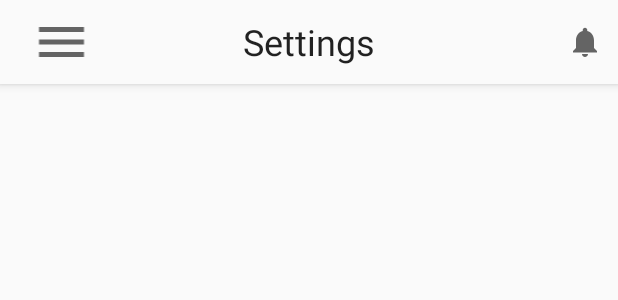
After one commit to definitelyme/iwatch, an Android app: the layout activity_settings.xml on its own in the app's theme, with its tools: preview values and no code run, on a phone screen of 412 x 824 dp. The commit adds this screen. Shown: the top 300 px of the screen. Run offline under Robolectric (Android 15) with nearby library versions, the phone set to English and light mode, and no system bars.

Commit message:
add activity and bar

```diff
--- a/app/src/main/AndroidManifest.xml
+++ b/app/src/main/AndroidManifest.xml
@@ -9,7 +9,7 @@
         android:roundIcon="@mipmap/ic_launcher_round"
         android:supportsRtl="true"
         android:theme="@style/AppTheme">
-
+        <activity android:name=".Settings"></activity>
         <activity
             android:name=".OnBoardingActivity"
             android:theme="@style/MaterialTheme">
@@ -19,11 +19,8 @@
                 <category android:name="android.intent.category.LAUNCHER" />
             </intent-filter>
         </activity>
-
         <activity android:name=".MainActivity" />
-
         <activity android:name=".LoginActivity" />
-
         <activity android:name=".SignUpActivity" />
     </application>
 
--- /dev/null
+++ b/app/src/main/java/org/health17/iwatch/Settings.kt
@@ -0,0 +1,11 @@
+package org.health17.iwatch
+
+import androidx.appcompat.app.AppCompatActivity
+import android.os.Bundle
+
+class Settings : AppCompatActivity() {
+    override fun onCreate(savedInstanceState: Bundle?) {
+        super.onCreate(savedInstanceState)
+        setContentView(R.layout.activity_settings)
+    }
+}
--- /dev/null
+++ b/app/src/main/res/drawable/bell.xml
@@ -0,0 +1,10 @@
+<vector xmlns:android="http://schemas.android.com/apk/res/android"
+    android:width="24dp"
+    android:height="24dp"
+    android:viewportWidth="24"
+    android:viewportHeight="24"
+    android:tint="?attr/colorControlNormal">
+  <path
+      android:fillColor="@android:color/white"
+      android:pathData="M12,22c1.1,0 2,-0.9 2,-2h-4c0,1.1 0.89,2 2,2zM18,16v-5c0,-3.07 -1.64,-5.64 -4.5,-6.32L13.5,4c0,-0.83 -0.67,-1.5 -1.5,-1.5s-1.5,0.67 -1.5,1.5v0.68C7.63,5.36 6,7.92 6,11v5l-2,2v1h16v-1l-2,-2z"/>
+</vector>
--- /dev/null
+++ b/app/src/main/res/drawable/menu_24.xml
@@ -0,0 +1,10 @@
+<vector xmlns:android="http://schemas.android.com/apk/res/android"
+    android:width="24dp"
+    android:height="24dp"
+    android:viewportWidth="24"
+    android:viewportHeight="24"
+    android:tint="?attr/colorControlNormal">
+  <path
+      android:fillColor="@android:color/white"
+      android:pathData="M3,18h18v-2L3,16v2zM3,13h18v-2L3,11v2zM3,6v2h18L21,6L3,6z"/>
+</vector>
--- /dev/null
+++ b/app/src/main/res/layout/activity_settings.xml
@@ -0,0 +1,56 @@
+<?xml version="1.0" encoding="utf-8"?>
+<androidx.constraintlayout.widget.ConstraintLayout xmlns:android="http://schemas.android.com/apk/res/android"
+    xmlns:app="http://schemas.android.com/apk/res-auto"
+    xmlns:tools="http://schemas.android.com/tools"
+    android:layout_width="match_parent"
+    android:layout_height="match_parent"
+    tools:context=".Settings">
+
+    <com.google.android.material.appbar.AppBarLayout
+        android:id="@+id/settingsToolbar"
+        android:layout_width="match_parent"
+        android:layout_height="wrap_content"
+        app:layout_constraintTop_toTopOf="parent"
+        app:layout_constraintLeft_toLeftOf="parent"
+        app:layout_constraintRight_toRightOf="parent"
+        android:background="?android:attr/windowBackground">
+
+        <com.google.android.material.appbar.MaterialToolbar
+            android:id="@+id/bar"
+            android:layout_width="match_parent"
+            android:layout_height="wrap_content"
+            android:background="?android:attr/windowBackground"
+          >
+
+            <LinearLayout
+                android:layout_width="wrap_content"
+                android:layout_height="wrap_content"
+                android:orientation="horizontal">
+
+                <ImageView
+                    android:layout_width="50dp"
+                    android:layout_height="40dp"
+                   android:src="@drawable/menu_24"
+                    />
+            </LinearLayout>
+            <TextView
+                style="@style/TextAppearance.MaterialComponents.Headline5"
+                android:layout_width="wrap_content"
+                android:layout_height="wrap_content"
+                android:text="Settings"
+                android:layout_gravity="center_horizontal"/>
+            <ImageView
+                android:layout_width="wrap_content"
+                android:layout_height="wrap_content"
+                android:src="@drawable/bell"
+                android:layout_gravity="right"
+                android:layout_marginRight="10dp"/>
+        </com.google.android.material.appbar.MaterialToolbar>
+
+        <FrameLayout
+            android:layout_width="match_parent"
+            android:layout_height="wrap_content"
+            android:background="?android:attr/windowBackground">
+        </FrameLayout>
+    </com.google.android.material.appbar.AppBarLayout>
+</androidx.constraintlayout.widget.ConstraintLayout>
--- a/build.gradle
+++ b/build.gradle
@@ -6,11 +6,8 @@ buildscript {
         jcenter()
     }
     dependencies {
-<<<<<<< HEAD
-        classpath 'com.android.tools.build:gradle:4.1.0'
-=======
+
         classpath 'com.android.tools.build:gradle:4.0.1'
->>>>>>> d16b7b85ab6ca8fea7ed38b5431707088a356cbf
         classpath "org.jetbrains.kotlin:kotlin-gradle-plugin:$kotlin_version"
         classpath 'com.google.gms:google-services:4.3.3'
 
```
Also changed, not shown: app/src/main/res/values/strings.xml (line endings or trailing spaces).
